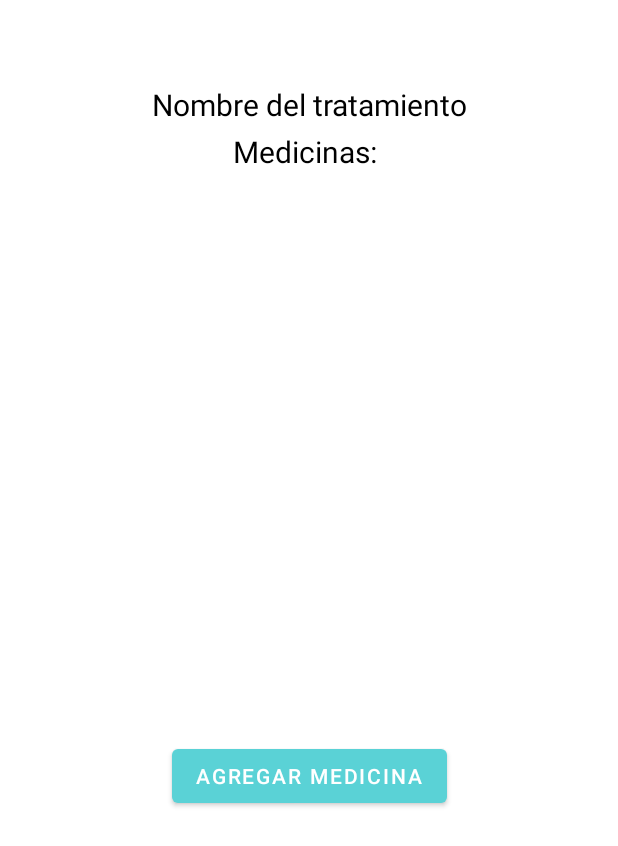
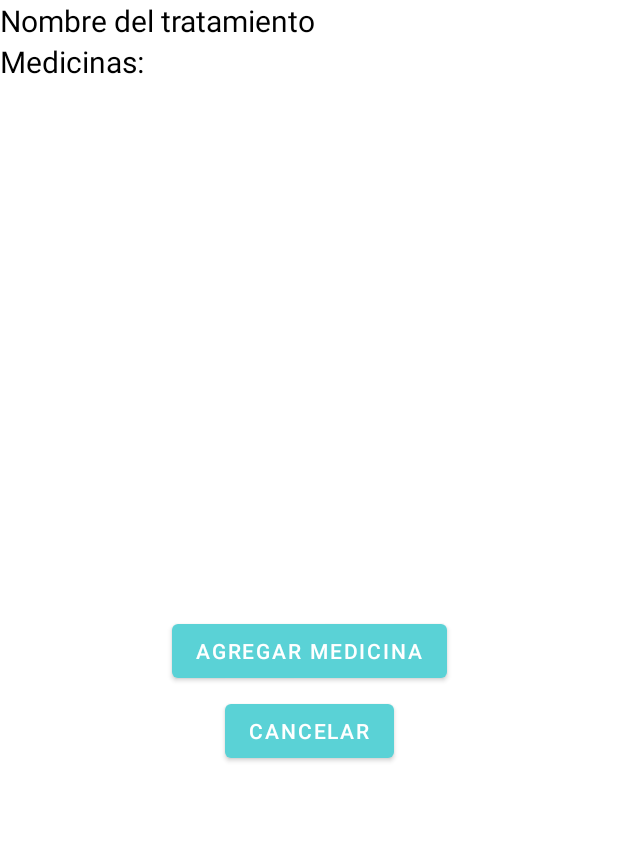
Before and after one commit to HumbertoMorales1234/ProyectoIS, an Android app: the layout activity_medicinas.xml on its own in the app's theme, with its tools: preview values and no code run, on a phone screen of 412 x 824 dp. Shown: the top 846 px of the screen. Run offline under Robolectric (Android 15) with nearby library versions, the phone set to English and light mode, and no system bars.

Commit message:
Cancelar alarma y solución problemas de interfaz y login

```diff
--- a/app/src/main/java/com/example/proyectois/clases/AlarmReceiver.kt
+++ b/app/src/main/java/com/example/proyectois/clases/AlarmReceiver.kt
@@ -16,6 +16,7 @@ class AlarmReceiver : BroadcastReceiver() {
         intent!!.flags = Intent.FLAG_ACTIVITY_NEW_TASK or Intent.FLAG_ACTIVITY_CLEAR_TASK
         val nombreMed= intent.getStringExtra("nombreMed")
         val nombreTrat= intent.getStringExtra("nombreTrat")
+        val random = intent.getIntExtra("id",0)
         val pendingIntent = PendingIntent.getActivity(context,0,i,0)
         //Se construye la notificación
         val builder = NotificationCompat.Builder(context!!,"e-salud")
@@ -29,7 +30,7 @@ class AlarmReceiver : BroadcastReceiver() {
 
         // Muestra la notificación
         val notificationManager = NotificationManagerCompat.from(context)
-        notificationManager.notify(123,builder.build())
+        notificationManager.notify(random,builder.build())
 
     }
 }
--- a/app/src/main/java/com/example/proyectois/clases/Medicamento.kt
+++ b/app/src/main/java/com/example/proyectois/clases/Medicamento.kt
@@ -5,6 +5,7 @@ class Medicamento(
     var tipo: String,
     var repeticion: String,
     var primerHora: String,
-    var cantidad: String
+    var cantidad: String,
+    var id:Int
 ) {
 }
--- a/app/src/main/res/layout/activity_medicinas.xml
+++ b/app/src/main/res/layout/activity_medicinas.xml
@@ -7,17 +7,23 @@
     tools:context=".Medicinas">
 
 
-    <TextView
-        android:id="@+id/nombreTratamientoMedicinas"
+    <ScrollView
+        android:layout_width="match_parent"
+        android:layout_height="match_parent">
+
+        <androidx.constraintlayout.widget.ConstraintLayout
+            android:layout_width="match_parent"
+            android:layout_height="match_parent">
+
+            <Button
+                android:id="@+id/botonAddMedicina"
                 android:layout_width="wrap_content"
                 android:layout_height="wrap_content"
-        android:layout_marginTop="56dp"
-        android:text="Nombre del tratamiento"
-        android:textColor="@color/black"
-        android:textSize="20dp"
+                android:layout_centerInParent="true"
+                android:text="Agregar medicina"
                 app:layout_constraintEnd_toEndOf="parent"
                 app:layout_constraintStart_toStartOf="parent"
-        app:layout_constraintTop_toTopOf="parent" />
+                app:layout_constraintTop_toBottomOf="@+id/listMedicinas" />
 
             <TextView
                 android:id="@+id/lblMedicinas"
@@ -26,34 +32,44 @@
                 android:text="Medicinas: "
                 android:textColor="@color/black"
                 android:textSize="20dp"
-        android:layout_marginTop="4dp"
-        app:layout_constraintEnd_toEndOf="parent"
-        app:layout_constraintHorizontal_bias="0.498"
-        app:layout_constraintStart_toStartOf="parent"
-        app:layout_constraintTop_toBottomOf="@+id/nombreTratamientoMedicinas" />
+                app:layout_constraintTop_toBottomOf="@+id/nombreTratamientoMedicinas"
+                tools:layout_editor_absoluteX="154dp" />
 
-
+            <TextView
+                android:id="@+id/nombreTratamientoMedicinas"
+                android:layout_width="wrap_content"
+                android:layout_height="wrap_content"
+                android:text="Nombre del tratamiento"
+                android:textColor="@color/black"
+                android:textSize="20dp"
+                app:layout_constraintTop_toTopOf="parent"
+                tools:layout_editor_absoluteX="99dp" />
 
             <ListView
 
                 android:id="@+id/listMedicinas"
                 android:layout_width="match_parent"
                 android:layout_height="355dp"
-        app:layout_constraintBottom_toBottomOf="parent"
                 app:layout_constraintEnd_toEndOf="parent"
-        app:layout_constraintHorizontal_bias="0.0"
                 app:layout_constraintStart_toStartOf="parent"
-        app:layout_constraintTop_toBottomOf="@+id/lblMedicinas"
-        app:layout_constraintVertical_bias="0.05" />
+                app:layout_constraintTop_toBottomOf="@+id/lblMedicinas" />
 
             <Button
-        android:id="@+id/botonAddMedicina"
+                android:id="@+id/botonCancelMedicina"
                 android:layout_width="wrap_content"
                 android:layout_height="wrap_content"
                 android:layout_centerInParent="true"
-        android:text="Agregar medicina"
                 android:layout_marginTop="5dp"
+                android:text="Cancelar"
+                app:layout_constraintBottom_toBottomOf="parent"
                 app:layout_constraintEnd_toEndOf="parent"
                 app:layout_constraintStart_toStartOf="parent"
-        app:layout_constraintTop_toBottomOf="@+id/listMedicinas" />
+                app:layout_constraintTop_toBottomOf="@+id/botonAddMedicina" />
         </androidx.constraintlayout.widget.ConstraintLayout>
+
+
+
+    </ScrollView>
+
+
+</androidx.constraintlayout.widget.ConstraintLayout>
```
Also changed, not shown: app/src/main/java/com/example/proyectois/AgregarMedicina.kt (+4 -3 lines), app/src/main/java/com/example/proyectois/CrearPerfil.kt (+12 -7 lines), app/src/main/java/com/example/proyectois/Medicinas.kt (+68 -4 lines), app/src/main/res/layout/row_tratamiento.xml (+17 -5 lines). Lines whose indentation alone changed are shown as unchanged.
